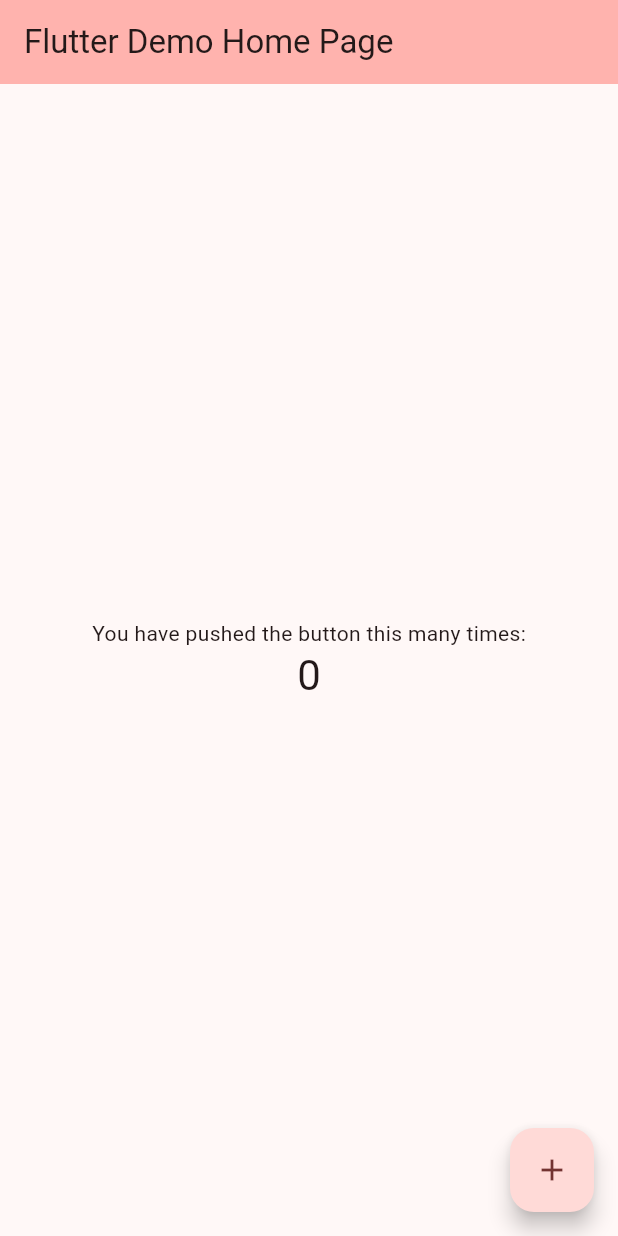
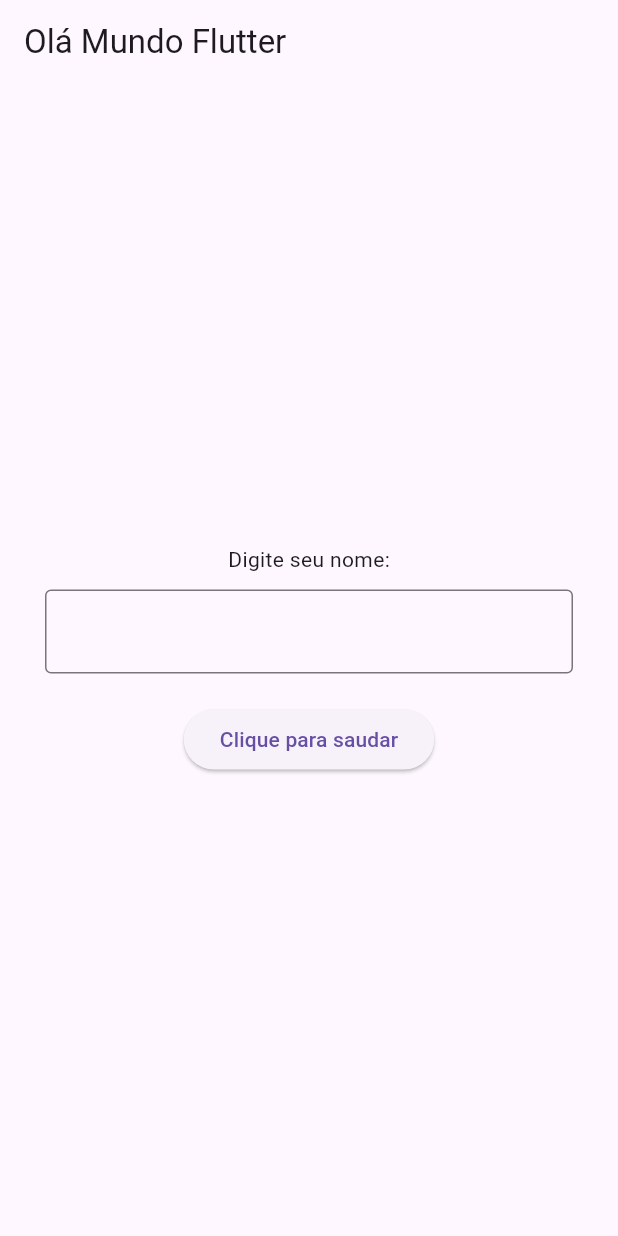
Before and after one commit to epicestudar/Flutter, a Flutter app: the screen it shows after launch, on a phone screen of 412 x 824 dp. Run offline on Flutter 3.47's test engine with Material 3 defaults, Android fonts, the phone set to English and light mode, and no system bars.

Commit message:
hello world

```diff
--- a/hello_world/lib/main.dart
+++ b/hello_world/lib/main.dart
@@ -1,125 +1,60 @@
 import 'package:flutter/material.dart';
 
 void main() {
-  runApp(const MyApp());
+  runApp(MeuApp());
 }
 
-class MyApp extends StatelessWidget {
-  const MyApp({super.key});
-
-  // This widget is the root of your application.
+class MeuApp extends StatelessWidget {
   @override
   Widget build(BuildContext context) {
     return MaterialApp(
-      title: 'Flutter Demo',
-      theme: ThemeData(
-        // This is the theme of your application.
-        //
-        // TRY THIS: Try running your application with "flutter run". You'll see
-        // the application has a purple toolbar. Then, without quitting the app,
-        // try changing the seedColor in the colorScheme below to Colors.green
-        // and then invoke "hot reload" (save your changes or press the "hot
-        // reload" button in a Flutter-supported IDE, or press "r" if you used
-        // the command line to start the app).
-        //
-        // Notice that the counter didn't reset back to zero; the application
-        // state is not lost during the reload. To reset the state, use hot
-        // restart instead.
-        //
-        // This works for code too, not just values: Most code changes can be
-        // tested with just a hot reload.
-        colorScheme: ColorScheme.fromSeed(seedColor: const Color.fromARGB(255, 183, 58, 58)),
-        useMaterial3: true,
-      ),
-      home: const MyHomePage(title: 'Flutter Demo Home Page'),
+      home: TelaOlaMundo(),
     );
   }
 }
 
-class MyHomePage extends StatefulWidget {
-  const MyHomePage({super.key, required this.title});
-
-  // This widget is the home page of your application. It is stateful, meaning
-  // that it has a State object (defined below) that contains fields that affect
-  // how it looks.
-
-  // This class is the configuration for the state. It holds the values (in this
-  // case the title) provided by the parent (in this case the App widget) and
-  // used by the build method of the State. Fields in a Widget subclass are
-  // always marked "final".
-
-  final String title;
-
+class TelaOlaMundo extends StatefulWidget {
   @override
-  State<MyHomePage> createState() => _MyHomePageState();
+  _TelaOlaMundoState createState() => _TelaOlaMundoState();
 }
 
-class _MyHomePageState extends State<MyHomePage> {
-  int _counter = 0;
-
-  void _incrementCounter() {
-    setState(() {
-      // This call to setState tells the Flutter framework that something has
-      // changed in this State, which causes it to rerun the build method below
-      // so that the display can reflect the updated values. If we changed
-      // _counter without calling setState(), then the build method would not be
-      // called again, and so nothing would appear to happen.
-      _counter++;
-    });
-  }
+class _TelaOlaMundoState extends State<TelaOlaMundo> {
+  TextEditingController _controllerNome = TextEditingController();
 
   @override
   Widget build(BuildContext context) {
-    // This method is rerun every time setState is called, for instance as done
-    // by the _incrementCounter method above.
-    //
-    // The Flutter framework has been optimized to make rerunning build methods
-    // fast, so that you can just rebuild anything that needs updating rather
-    // than having to individually change instances of widgets.
     return Scaffold(
       appBar: AppBar(
-        // TRY THIS: Try changing the color here to a specific color (to
-        // Colors.amber, perhaps?) and trigger a hot reload to see the AppBar
-        // change color while the other colors stay the same.
-        backgroundColor: Theme.of(context).colorScheme.inversePrimary,
-        // Here we take the value from the MyHomePage object that was created by
-        // the App.build method, and use it to set our appbar title.
-        title: Text(widget.title),
+        title: Text('Olá Mundo Flutter'),
       ),
       body: Center(
-        // Center is a layout widget. It takes a single child and positions it
-        // in the middle of the parent.
         child: Column(
-          // Column is also a layout widget. It takes a list of children and
-          // arranges them vertically. By default, it sizes itself to fit its
-          // children horizontally, and tries to be as tall as its parent.
-          //
-          // Column has various properties to control how it sizes itself and
-          // how it positions its children. Here we use mainAxisAlignment to
-          // center the children vertically; the main axis here is the vertical
-          // axis because Columns are vertical (the cross axis would be
-          // horizontal).
-          //
-          // TRY THIS: Invoke "debug painting" (choose the "Toggle Debug Paint"
-          // action in the IDE, or press "p" in the console), to see the
-          // wireframe for each widget.
           mainAxisAlignment: MainAxisAlignment.center,
-          children: <Widget>[
-            const Text(
-              'You have pushed the button this many times:',
+          children: [
+            Text('Digite seu nome:'),
+            SizedBox(height: 10),
+            Padding(
+              padding: const EdgeInsets.symmetric(horizontal: 30),
+              child: TextField(
+                controller: _controllerNome,
+                decoration: InputDecoration(
+                  border: OutlineInputBorder(),
+                ),
+              ),
             ),
-            Text(
-              '$_counter',
-              style: Theme.of(context).textTheme.headlineMedium,
+            SizedBox(height: 20),
+            ElevatedButton(
+              onPressed: () {
+                String nome = _controllerNome.text;
+                ScaffoldMessenger.of(context).showSnackBar(
+                  SnackBar(content: Text('Olá, $nome!')),
+                );
+              },
+              child: Text('Clique para saudar'),
             ),
           ],
         ),
       ),
-      floatingActionButton: FloatingActionButton(
-        onPressed: _incrementCounter,
-        tooltip: 'Increment',
-        child: const Icon(Icons.add),
-      ), // This trailing comma makes auto-formatting nicer for build methods.
     );
   }
 }
```
